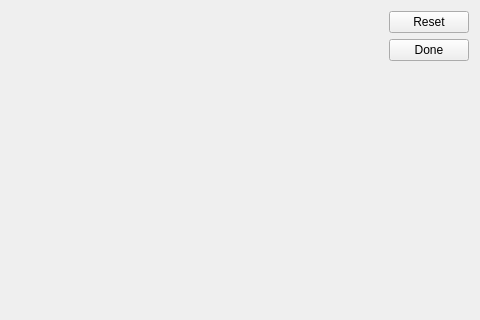
tps12/Tec-Nine, file split.ui: the form before one commit; both pictures show x 169 to 649 and y 0 to 320 of the 649 by 486 pixel window.
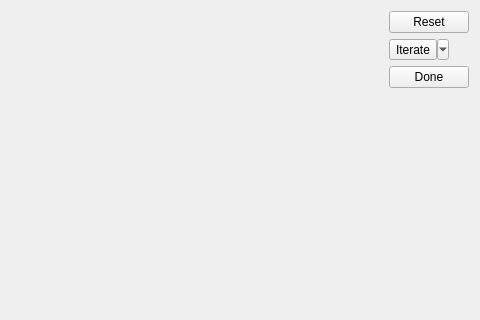
The form after the commit.

What changed in the file:
```diff
--- a/split.ui
+++ b/split.ui
@@ -175,6 +175,25 @@
        </property>
       </widget>
      </item>
+     <item>
+      <widget class="QToolButton" name="iterate">
+       <property name="text">
+        <string>Iterate</string>
+       </property>
+       <property name="popupMode">
+        <enum>QToolButton::MenuButtonPopup</enum>
+       </property>
+       <property name="toolButtonStyle">
+        <enum>Qt::ToolButtonTextOnly</enum>
+       </property>
+       <property name="autoRaise">
+        <bool>false</bool>
+       </property>
+       <property name="arrowType">
+        <enum>Qt::NoArrow</enum>
+       </property>
+      </widget>
+     </item>
      <item>
       <widget class="QPushButton" name="done">
        <property name="text">
```
Left out of the diff: 10 changed lines with no effect on the pictures.
